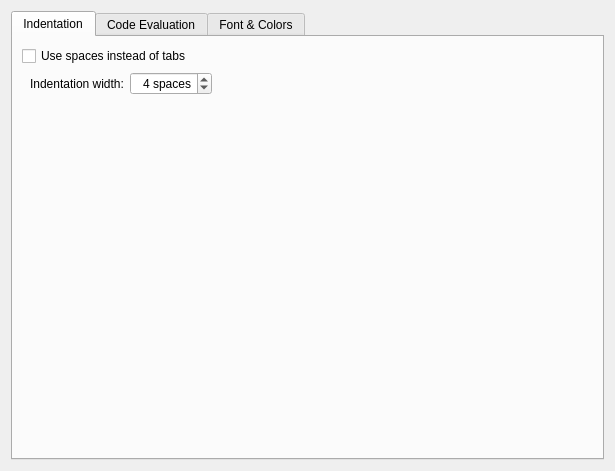
Above: editors/sc-ide/forms/settings_editor.ui from supercollider/supercollider before the change. Below: the same form after it.
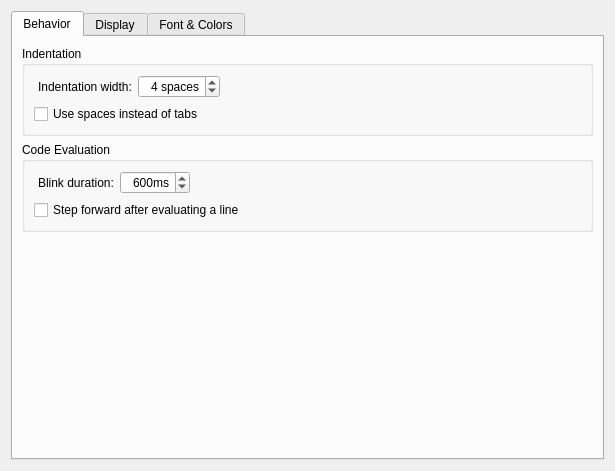
That is the form after the change. Custom widgets are drawn as their Qt base class.

Commit message: scide: implement text wrapping configuration via config dialog

Diff of the .ui file:
```diff
--- a/editors/sc-ide/forms/settings_editor.ui
+++ b/editors/sc-ide/forms/settings_editor.ui
@@ -28,16 +28,15 @@
       </property>
       <widget class="QWidget" name="tab">
        <attribute name="title">
+        <string>Behavior</string>
+       </attribute>
+       <layout class="QVBoxLayout" name="verticalLayout_4">
+        <item>
+         <widget class="QGroupBox" name="groupBox_3">
+          <property name="title">
         <string>Indentation</string>
-       </attribute>
+          </property>
        <layout class="QVBoxLayout" name="verticalLayout_3">
-        <item>
-         <widget class="QCheckBox" name="spaceIndent">
-          <property name="text">
-           <string>Use spaces instead of tabs</string>
-          </property>
-         </widget>
-        </item>
         <item>
          <layout class="QHBoxLayout" name="horizontalLayout">
           <item>
@@ -46,7 +45,7 @@
              <string>Indentation width:</string>
             </property>
             <property name="indent">
-             <number>8</number>
+                <number>4</number>
             </property>
            </widget>
           </item>
@@ -88,32 +87,21 @@
          </layout>
         </item>
         <item>
-         <spacer name="verticalSpacer">
-          <property name="orientation">
-           <enum>Qt::Vertical</enum>
-          </property>
-          <property name="sizeHint" stdset="0">
-           <size>
-            <width>20</width>
-            <height>40</height>
-           </size>
-          </property>
-         </spacer>
+            <widget class="QCheckBox" name="spaceIndent">
+             <property name="text">
+              <string>Use spaces instead of tabs</string>
+             </property>
+            </widget>
         </item>
        </layout>
       </widget>
-      <widget class="QWidget" name="tab_2">
-       <attribute name="title">
+        </item>
+        <item>
+         <widget class="QGroupBox" name="groupBox_4">
+          <property name="title">
         <string>Code Evaluation</string>
-       </attribute>
-       <layout class="QVBoxLayout" name="verticalLayout_4">
-        <item>
-         <widget class="QCheckBox" name="stepForwardEvaluation">
-          <property name="text">
-           <string>Step forward after evaluating a line</string>
           </property>
-         </widget>
-        </item>
+          <layout class="QVBoxLayout" name="verticalLayout_5">
         <item>
          <layout class="QHBoxLayout" name="horizontalLayout_4">
           <item>
@@ -121,6 +109,9 @@
             <property name="text">
              <string>Blink duration:</string>
             </property>
+               <property name="indent">
+                <number>4</number>
+               </property>
            </widget>
           </item>
           <item>
@@ -158,6 +149,50 @@
          </layout>
         </item>
         <item>
+            <widget class="QCheckBox" name="stepForwardEvaluation">
+             <property name="text">
+              <string>Step forward after evaluating a line</string>
+             </property>
+            </widget>
+           </item>
+          </layout>
+         </widget>
+        </item>
+        <item>
+         <spacer name="verticalSpacer">
+          <property name="orientation">
+           <enum>Qt::Vertical</enum>
+          </property>
+          <property name="sizeHint" stdset="0">
+           <size>
+            <width>20</width>
+            <height>248</height>
+           </size>
+          </property>
+         </spacer>
+        </item>
+       </layout>
+      </widget>
+      <widget class="QWidget" name="tab_2">
+       <attribute name="title">
+        <string>Display</string>
+       </attribute>
+       <layout class="QVBoxLayout" name="verticalLayout_6">
+        <item>
+         <widget class="QCheckBox" name="editorLineWrap">
+          <property name="text">
+           <string>Wrap text in code editor</string>
+          </property>
+         </widget>
+        </item>
+        <item>
+         <widget class="QCheckBox" name="postWindowLineWrap">
+          <property name="text">
+           <string>Wrap text in post window</string>
+          </property>
+         </widget>
+        </item>
+        <item>
          <layout class="QHBoxLayout" name="horizontalLayout_3">
           <item>
            <widget class="QLabel" name="label_12">
@@ -211,7 +246,7 @@
           <property name="sizeHint" stdset="0">
            <size>
             <width>20</width>
-            <height>40</height>
+            <height>346</height>
            </size>
           </property>
          </spacer>
```
Left out of the diff: 3 changed lines with no effect on the pictures. Lines whose indentation alone changed are shown as unchanged. The commit also changes 4 other files.
